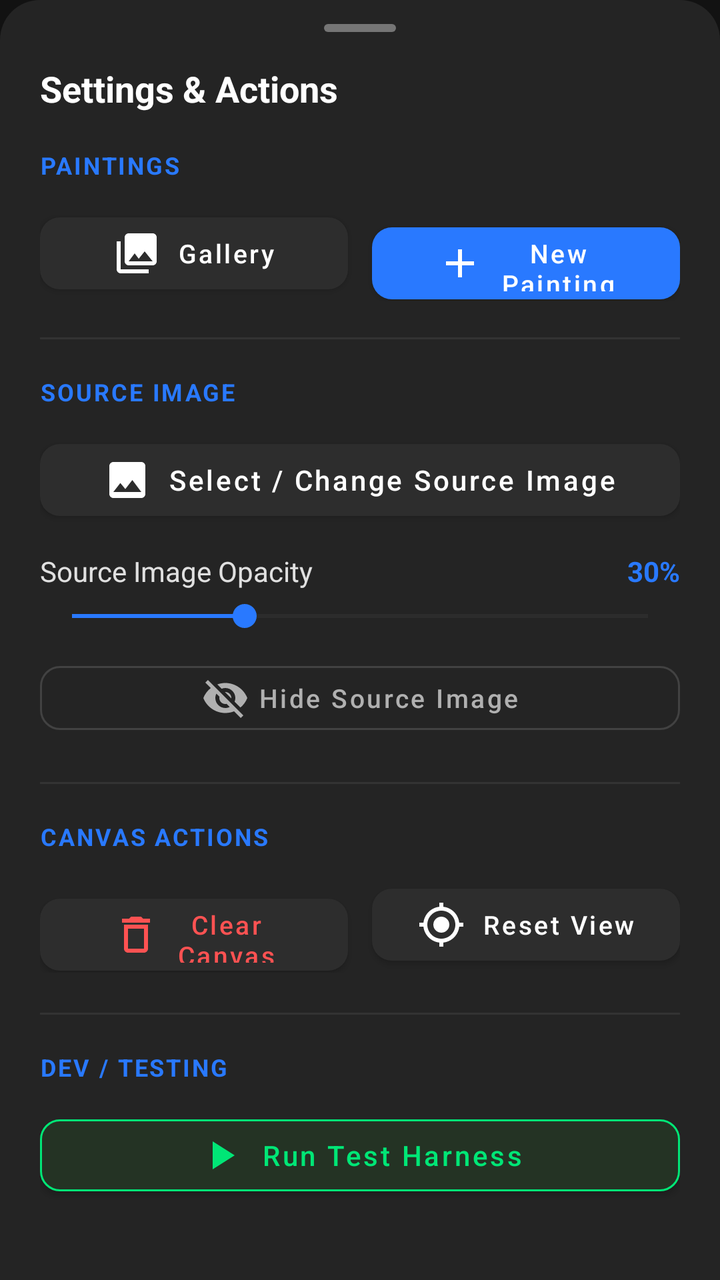
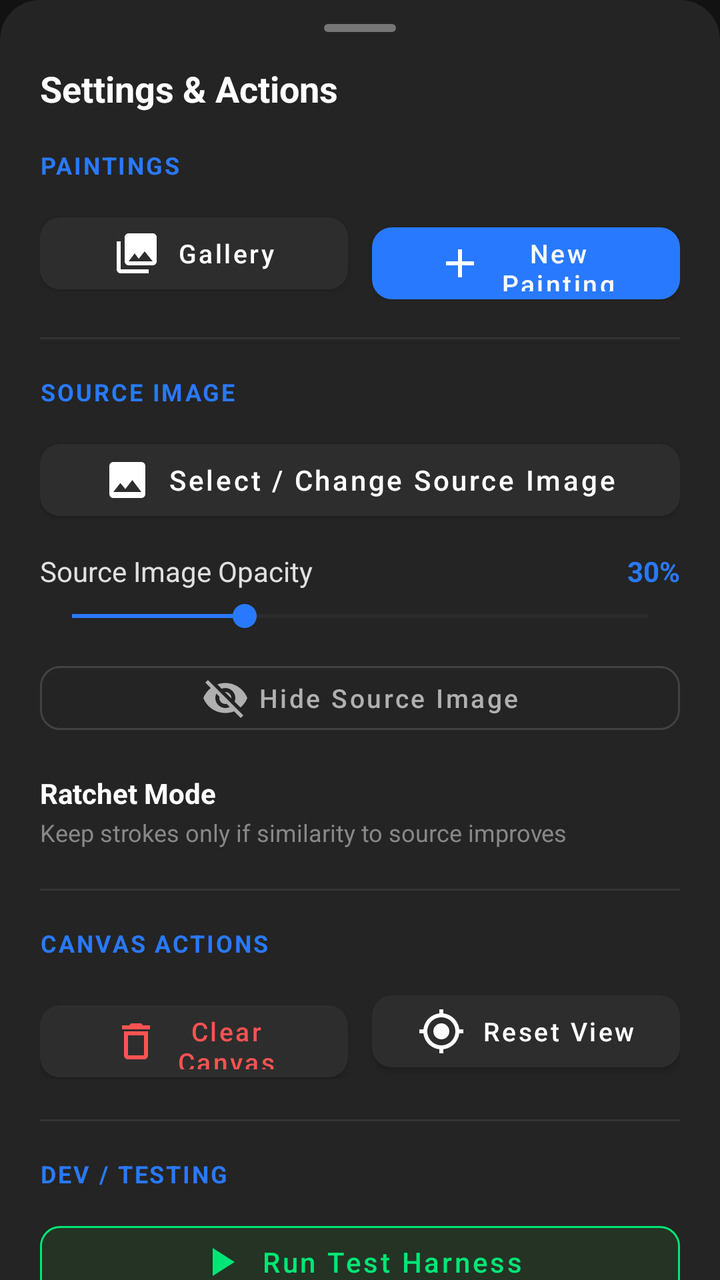

Screens rendered from an Android XML layout before and after an edit, with the pre-edit source and the edit as a unified diff.
<!-- AndroidManifest.xml: application theme Theme.SmartDraw -->
<!-- res/layout/modal_more_options.xml -->
<?xml version="1.0" encoding="utf-8"?>
<androidx.core.widget.NestedScrollView
    xmlns:android="http://schemas.android.com/apk/res/android"
    xmlns:app="http://schemas.android.com/apk/res-auto"
    android:layout_width="match_parent"
    android:layout_height="wrap_content"
    android:background="@drawable/bg_bottom_sheet"
    android:fillViewport="true">

    <LinearLayout
        android:layout_width="match_parent"
        android:layout_height="wrap_content"
        android:orientation="vertical"
        android:paddingStart="20dp"
        android:paddingEnd="20dp"
        android:paddingTop="12dp"
        android:paddingBottom="28dp">

        
        <View
            android:layout_width="36dp"
            android:layout_height="4dp"
            android:layout_gravity="center_horizontal"
            android:background="@drawable/bg_sheet_drag_handle"
            android:layout_marginBottom="16dp" />

        
        <TextView
            android:layout_width="wrap_content"
            android:layout_height="wrap_content"
            android:text="Settings &amp; Actions"
            android:textColor="#FFFFFF"
            android:textSize="18sp"
            android:textStyle="bold"
            android:layout_marginBottom="18dp" />

        
        <TextView
            android:layout_width="wrap_content"
            android:layout_height="wrap_content"
            android:text="PAINTINGS"
            android:textColor="#2979FF"
            android:textSize="12sp"
            android:textStyle="bold"
            android:letterSpacing="0.08"
            android:layout_marginBottom="12dp" />

        <LinearLayout
            android:layout_width="match_parent"
            android:layout_height="wrap_content"
            android:orientation="horizontal"
            android:layout_marginBottom="18dp">

            <com.google.android.material.button.MaterialButton
                android:id="@+id/btnOpenGalleryModal"
                android:layout_width="0dp"
                android:layout_height="48dp"
                android:layout_weight="1"
                android:layout_marginEnd="6dp"
                android:text="Gallery"
                android:textColor="#FFFFFF"
                android:textAllCaps="false"
                android:textSize="13sp"
                app:icon="@drawable/ic_gallery"
                app:iconTint="#FFFFFF"
                app:iconGravity="textStart"
                app:backgroundTint="#2D2D2D"
                app:cornerRadius="10dp" />

            <com.google.android.material.button.MaterialButton
                android:id="@+id/btnNewPaintingModal"
                android:layout_width="0dp"
                android:layout_height="48dp"
                android:layout_weight="1"
                android:layout_marginStart="6dp"
                android:text="New Painting"
                android:textColor="#FFFFFF"
                android:textAllCaps="false"
                android:textSize="13sp"
                app:icon="@drawable/ic_add"
                app:iconTint="#FFFFFF"
                app:iconGravity="textStart"
                app:backgroundTint="#2979FF"
                app:cornerRadius="10dp" />

        </LinearLayout>

        <View
            android:layout_width="match_parent"
            android:layout_height="1dp"
            android:background="#333333"
            android:layout_marginBottom="18dp" />

        
        <TextView
            android:layout_width="wrap_content"
            android:layout_height="wrap_content"
            android:text="SOURCE IMAGE"
            android:textColor="#2979FF"
            android:textSize="12sp"
            android:textStyle="bold"
            android:letterSpacing="0.08"
            android:layout_marginBottom="12dp" />

        
        <com.google.android.material.button.MaterialButton
            android:id="@+id/btnChangeSourceImage"
            android:layout_width="match_parent"
            android:layout_height="48dp"
            android:text="Select / Change Source Image"
            android:textColor="#FFFFFF"
            android:textAllCaps="false"
            android:textSize="14sp"
            app:icon="@drawable/ic_image"
            app:iconTint="#FFFFFF"
            app:iconGravity="textStart"
            app:backgroundTint="#2D2D2D"
            app:cornerRadius="10dp"
            android:layout_marginBottom="12dp" />

        
        <LinearLayout
            android:layout_width="match_parent"
            android:layout_height="wrap_content"
            android:orientation="horizontal"
            android:gravity="center_vertical"
            android:layout_marginBottom="4dp">

            <TextView
                android:layout_width="0dp"
                android:layout_height="wrap_content"
                android:layout_weight="1"
                android:text="Source Image Opacity"
                android:textColor="#E0E0E0"
                android:textSize="14sp" />

            <TextView
                android:id="@+id/textOpacityValue"
                android:layout_width="wrap_content"
                android:layout_height="wrap_content"
                android:text="30%"
                android:textColor="#2979FF"
                android:textSize="14sp"
                android:textStyle="bold" />

        </LinearLayout>

        
        <SeekBar
            android:id="@+id/sliderOpacity"
            android:layout_width="match_parent"
            android:layout_height="wrap_content"
            android:max="100"
            android:progress="30"
            android:thumbTint="#2979FF"
            android:progressTint="#2979FF"
            android:progressBackgroundTint="#424242"
            android:layout_marginBottom="10dp" />

        
        <com.google.android.material.button.MaterialButton
            android:id="@+id/btnToggleSourceVisibility"
            style="@style/Widget.MaterialComponents.Button.OutlinedButton"
            android:layout_width="match_parent"
            android:layout_height="44dp"
            android:text="Hide Source Image"
            android:textColor="#B0B0B0"
            android:textAllCaps="false"
            android:textSize="13sp"
            app:strokeColor="#424242"
            app:icon="@drawable/ic_visibility_off"
            app:iconTint="#B0B0B0"
            app:iconGravity="textStart"
            app:cornerRadius="10dp"
            android:layout_marginBottom="20dp" />

        <View
            android:layout_width="match_parent"
            android:layout_height="1dp"
            android:background="#333333"
            android:layout_marginBottom="18dp" />

        
        <TextView
            android:layout_width="wrap_content"
            android:layout_height="wrap_content"
            android:text="CANVAS ACTIONS"
            android:textColor="#2979FF"
            android:textSize="12sp"
            android:textStyle="bold"
            android:letterSpacing="0.08"
            android:layout_marginBottom="12dp" />

        <LinearLayout
            android:layout_width="match_parent"
            android:layout_height="wrap_content"
            android:orientation="horizontal"
            android:layout_marginBottom="20dp">

            
            <com.google.android.material.button.MaterialButton
                android:id="@+id/btnClearPainting"
                android:layout_width="0dp"
                android:layout_height="48dp"
                android:layout_weight="1"
                android:layout_marginEnd="6dp"
                android:text="Clear Canvas"
                android:textColor="#FF5252"
                android:textAllCaps="false"
                android:textSize="13sp"
                app:icon="@drawable/ic_delete"
                app:iconTint="#FF5252"
                app:iconGravity="textStart"
                app:backgroundTint="#2D2D2D"
                app:cornerRadius="10dp" />

            
            <com.google.android.material.button.MaterialButton
                android:id="@+id/btnResetCanvasView"
                android:layout_width="0dp"
                android:layout_height="48dp"
                android:layout_weight="1"
                android:layout_marginStart="6dp"
                android:text="Reset View"
                android:textColor="#FFFFFF"
                android:textAllCaps="false"
                android:textSize="13sp"
                app:icon="@drawable/ic_reset_view"
                app:iconTint="#FFFFFF"
                app:iconGravity="textStart"
                app:backgroundTint="#2D2D2D"
                app:cornerRadius="10dp" />

        </LinearLayout>

        <View
            android:layout_width="match_parent"
            android:layout_height="1dp"
            android:background="#333333"
            android:layout_marginBottom="18dp" />

        
        <TextView
            android:layout_width="wrap_content"
            android:layout_height="wrap_content"
            android:text="DEV / TESTING"
            android:textColor="#2979FF"
            android:textSize="12sp"
            android:textStyle="bold"
            android:letterSpacing="0.08"
            android:layout_marginBottom="12dp" />

        <com.google.android.material.button.MaterialButton
            android:id="@+id/btnRunHarnessModal"
            android:layout_width="match_parent"
            android:layout_height="48dp"
            android:text="Run Test Harness"
            android:textColor="#00E676"
            android:textAllCaps="false"
            android:textSize="14sp"
            app:icon="@drawable/ic_play"
            app:iconTint="#00E676"
            app:iconGravity="textStart"
            app:backgroundTint="#243324"
            app:strokeColor="#00E676"
            app:strokeWidth="1dp"
            app:cornerRadius="10dp" />

    </LinearLayout>

</androidx.core.widget.NestedScrollView>
<!-- resources referenced by this layout -->
<resources>
  <!-- drawable bg_bottom_sheet (drawable) -->
  <?xml version="1.0" encoding="utf-8"?>
  <shape xmlns:android="http://schemas.android.com/apk/res/android"
      android:shape="rectangle">
      <solid android:color="#242424" />
      <corners
          android:topLeftRadius="20dp"
          android:topRightRadius="20dp" />
  </shape>
  <!-- drawable bg_sheet_drag_handle (drawable) -->
  <?xml version="1.0" encoding="utf-8"?>
  <shape xmlns:android="http://schemas.android.com/apk/res/android"
      android:shape="rectangle">
      <solid android:color="#757575" />
      <corners android:radius="2dp" />
  </shape>
  <!-- drawable ic_add (drawable) -->
  <vector xmlns:android="http://schemas.android.com/apk/res/android"
      android:width="24dp"
      android:height="24dp"
      android:viewportWidth="24"
      android:viewportHeight="24">
      <path
          android:fillColor="#FFFFFFFF"
          android:pathData="M19,13h-6v6h-2v-6H5v-2h6V5h2v6h6v2z" />
  </vector>
  <!-- drawable ic_delete (drawable) -->
  <vector xmlns:android="http://schemas.android.com/apk/res/android"
      android:width="24dp"
      android:height="24dp"
      android:viewportWidth="24"
      android:viewportHeight="24">
      <path
          android:fillColor="#FFFFFFFF"
          android:pathData="M16,9v10H8V9h8m-1.5,-6h-5l-1,1H5v2h14V4h-3.5l-1,-1zM18,7H6v12c0,1.1 0.9,2 2,2h8c1.1,0 2,-0.9 2,-2V7z"/>
  </vector>
  <!-- drawable ic_gallery (drawable) -->
  <vector xmlns:android="http://schemas.android.com/apk/res/android"
      android:width="24dp"
      android:height="24dp"
      android:viewportWidth="24"
      android:viewportHeight="24">
      <path
          android:fillColor="#FFFFFFFF"
          android:pathData="M22,16V4c0,-1.1 -0.9,-2 -2,-2H8c-1.1,0 -2,0.9 -2,2v12c0,1.1 0.9,2 2,2h12c1.1,0 2,-0.9 2,-2zm-11,-4l2.03,2.71L16,11l4,5H8l3,-4zM2,6v14c0,1.1 0.9,2 2,2h14v-2H4V6H2z" />
  </vector>
  <!-- drawable ic_image (drawable) -->
  <vector xmlns:android="http://schemas.android.com/apk/res/android"
      android:width="24dp"
      android:height="24dp"
      android:viewportWidth="24"
      android:viewportHeight="24">
      <path
          android:fillColor="#FFFFFFFF"
          android:pathData="M21,19V5c0,-1.1 -0.9,-2 -2,-2H5c-1.1,0 -2,0.9 -2,2v14c0,1.1 0.9,2 2,2h14c1.1,0 2,-0.9 2,-2zM8.5,13.5l2.5,3.01L14.5,12l4.5,6H5l3.5,-4.5z"/>
  </vector>
  <!-- drawable ic_play (drawable) -->
  <vector xmlns:android="http://schemas.android.com/apk/res/android"
      android:width="24dp"
      android:height="24dp"
      android:viewportWidth="24"
      android:viewportHeight="24">
      <path
          android:fillColor="#FFFFFFFF"
          android:pathData="M8,5v14l11,-7z"/>
  </vector>
  <style name="Theme.SmartDraw" parent="Theme.MaterialComponents.DayNight.NoActionBar">
          <item name="android:statusBarColor">#121212</item>
          <item name="colorPrimary">#2979FF</item>
          <item name="colorSecondary">#00E676</item>
          <item name="colorSurface">#1E1E1E</item>
          <item name="android:colorBackground">#121212</item>
          <item name="bottomSheetDialogTheme">@style/SmartDrawBottomSheetDialogTheme</item>
      </style>
  <style name="SmartDrawBottomSheetDialogTheme" parent="Theme.Design.BottomSheetDialog">
          <item name="bottomSheetStyle">@style/SmartDrawBottomSheetStyle</item>
      </style>
  <style name="SmartDrawBottomSheetStyle" parent="Widget.Design.BottomSheet.Modal">
          <item name="android:background">@drawable/bg_bottom_sheet</item>
      </style>
  <!-- unchanged entries left out for length: 2 -->
</resources>

<!-- the commit's change to res/layout/modal_more_options.xml (unified diff, before → after) -->
@@ -172,7 +172,48 @@
             app:iconTint="#B0B0B0"
             app:iconGravity="textStart"
             app:cornerRadius="10dp"
-            android:layout_marginBottom="20dp" />
+            android:layout_marginBottom="16dp" />
+
+        
+        <LinearLayout
+            android:layout_width="match_parent"
+            android:layout_height="wrap_content"
+            android:orientation="horizontal"
+            android:gravity="center_vertical"
+            android:layout_marginBottom="20dp">
+
+            <LinearLayout
+                android:layout_width="0dp"
+                android:layout_height="wrap_content"
+                android:layout_weight="1"
+                android:orientation="vertical"
+                android:paddingEnd="12dp">
+
+                <TextView
+                    android:layout_width="wrap_content"
+                    android:layout_height="wrap_content"
+                    android:text="Ratchet Mode"
+                    android:textColor="#FFFFFF"
+                    android:textSize="14sp"
+                    android:textStyle="bold" />
+
+                <TextView
+                    android:id="@+id/textRatchetHelper"
+                    android:layout_width="wrap_content"
+                    android:layout_height="wrap_content"
+                    android:text="Keep strokes only if similarity to source improves"
+                    android:textColor="#888888"
+                    android:textSize="12sp"
+                    android:layout_marginTop="2dp" />
+
+            </LinearLayout>
+
+            <com.google.android.material.materialswitch.MaterialSwitch
+                android:id="@+id/switchRatchetMode"
+                android:layout_width="wrap_content"
+                android:layout_height="wrap_content" />
+
+        </LinearLayout>
 
         <View
             android:layout_width="match_parent"
